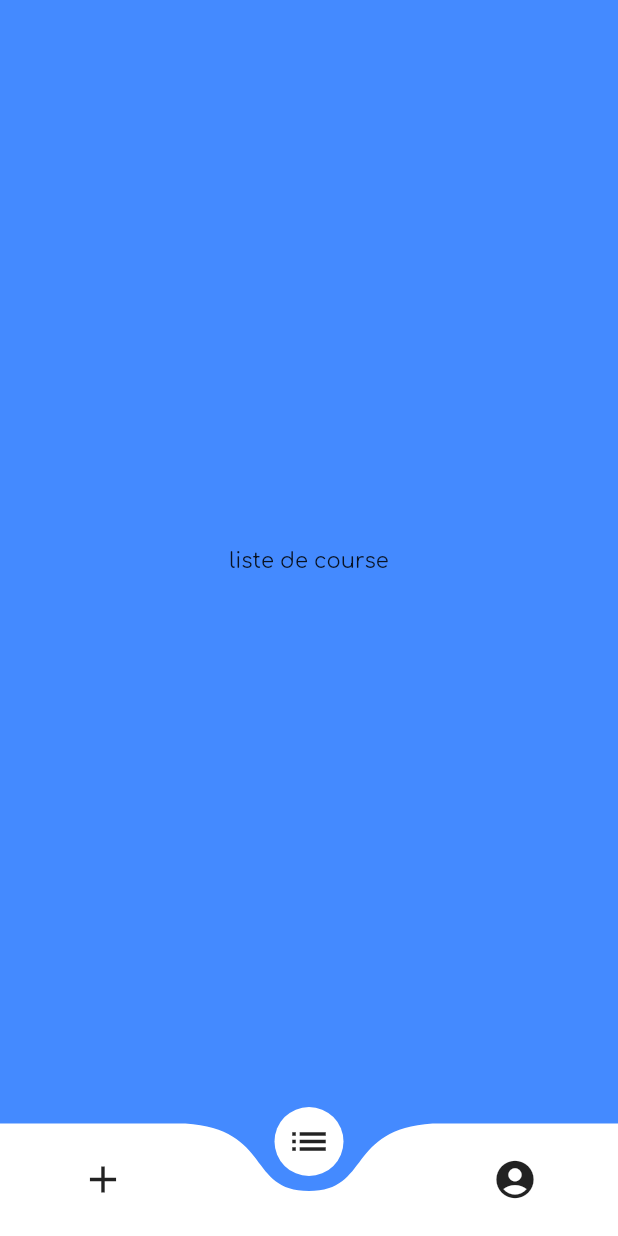
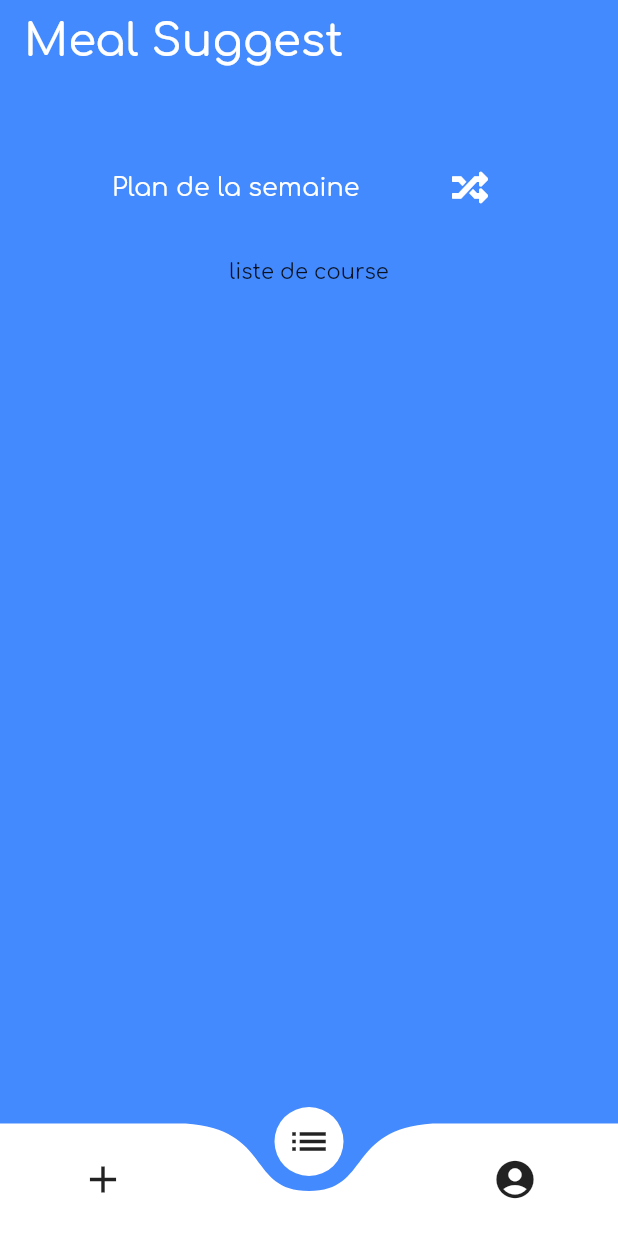
Before and after one commit to jeremySrgt/meal_suggest, a Flutter app: the screen it shows after launch, item 2 of the bottom bar chosen, on a phone screen of 412 x 824 dp. Run offline on Flutter 3.47's test engine with Material 2 defaults, Android fonts, the phone set to English and light mode, and no system bars; drawn by our look-alikes of curved_navigation_bar; our stand-ins replace flutter_swiper, font_awesome_flutter.

Commit message:
add AppBar + random button to generate card(not working yet)

```diff
--- a/lib/mainPage.dart
+++ b/lib/mainPage.dart
@@ -1,6 +1,7 @@
 import 'package:flutter/material.dart';
 import 'package:curved_navigation_bar/curved_navigation_bar.dart';
 import 'package:suggestion_repas/mealSuggest.dart';
+import 'planControl.dart';
 
 class MainPage extends StatefulWidget {
   @override
@@ -66,9 +67,19 @@ class _MainPageState extends State<MainPage> {
     return Scaffold(
       backgroundColor: Theme.of(context).primaryColor,
       bottomNavigationBar: navigationBar(),
-      body: Center(
-        child: pageBuilder(),
+      appBar: AppBar(
+        title: Text('Meal Suggest',style: TextStyle(fontSize: 30.0),),
+        elevation: 0.0,
       ),
+      body: Container(
+        padding: EdgeInsets.only(top: 20.0),
+        child: Column(
+          children: <Widget>[
+            PlanControl(),
+            pageBuilder()
+          ],
+        ),
+      )
     );
   }
 }
--- /dev/null
+++ b/lib/planControl.dart
@@ -0,0 +1,41 @@
+import 'package:flutter/material.dart';
+import 'package:font_awesome_flutter/font_awesome_flutter.dart';
+
+
+class PlanControl extends StatefulWidget{
+  @override
+  State<StatefulWidget> createState() {
+    return _PlanControlState();
+  }
+}
+
+
+
+class _PlanControlState extends State<PlanControl>{
+
+  @override
+  Widget build(BuildContext context) {
+
+    double width = MediaQuery.of(context).size.width;
+    double height = MediaQuery.of(context).size.height;
+    double font = MediaQuery.of(context).textScaleFactor;
+
+    return Container(
+      padding: EdgeInsets.all(25.0),
+      child: Row(
+        mainAxisAlignment: MainAxisAlignment.spaceEvenly,
+        children: <Widget>[
+          Text('Plan de la semaine',style: TextStyle(color: Colors.white,fontSize: 17.0),),
+          IconButton(
+            icon: Icon(FontAwesomeIcons.random,color: Colors.white,),
+            onPressed: (){
+
+            },
+          ),
+        ],
+      ),
+    );
+  }
+
+
+}
--- a/pubspec.yaml
+++ b/pubspec.yaml
@@ -25,6 +25,7 @@ dependencies:
   cupertino_icons: ^0.1.2
   curved_navigation_bar: ^0.3.0
   flutter_swiper: ^1.1.6
+  font_awesome_flutter: ^8.5.0
 
 dev_dependencies:
   flutter_test:
```
Also changed, not shown: pubspec.lock.
